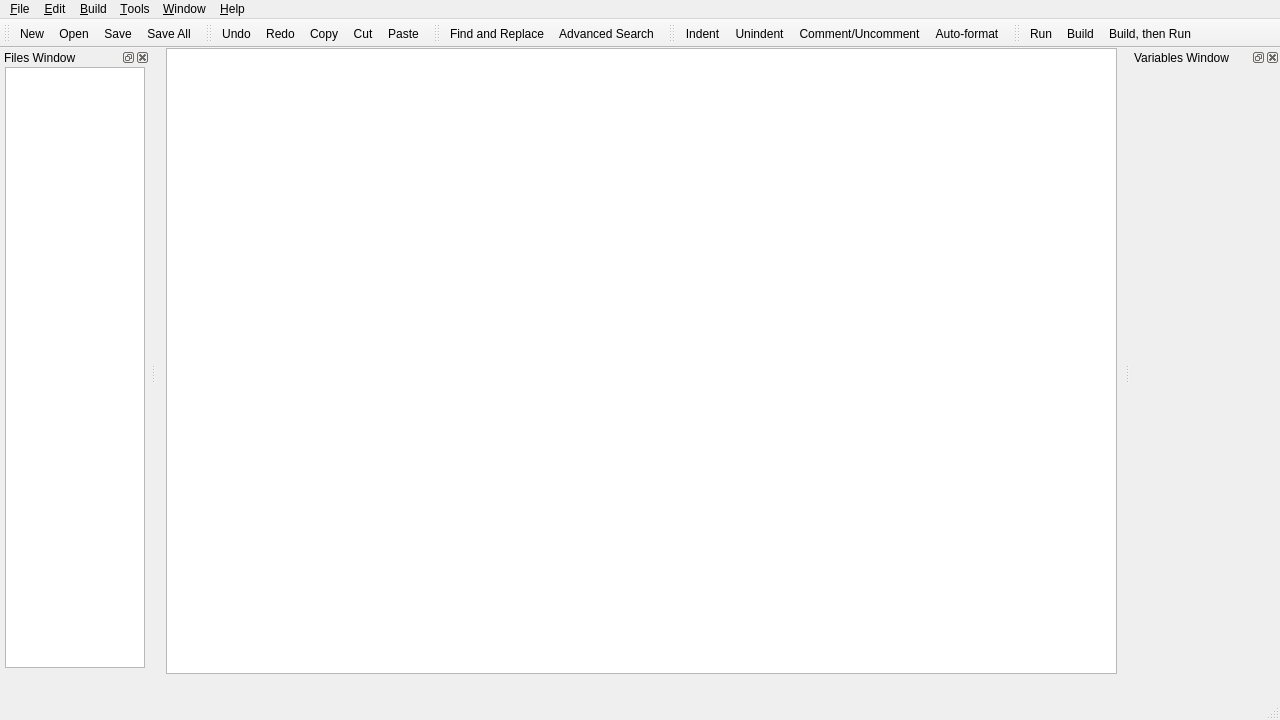
ElPincheTopo/Abigail, file ui/mainwindow.ui: the form before one commit.
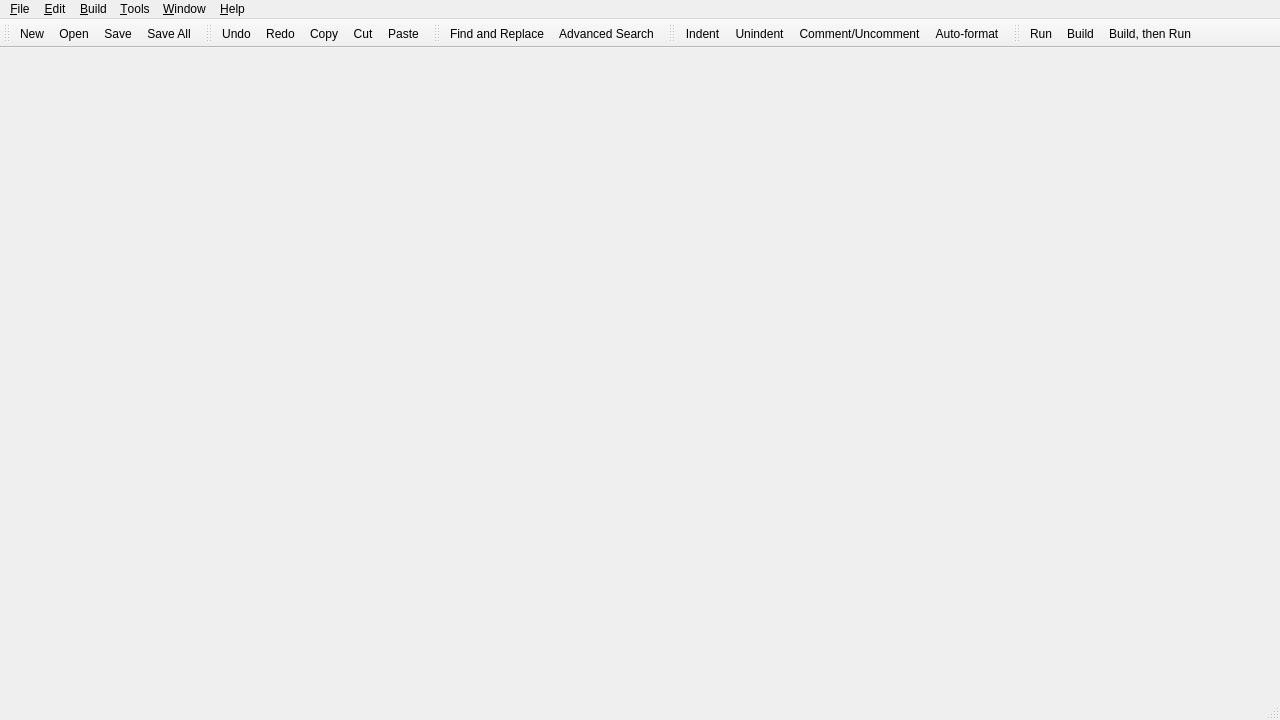
The form after the commit. Icons and pictures are not drawn.

Commit message:
Started GUI Redesign
Erased the QTextBox and the vertical toolbars to
be able to start a new redesign.

```diff
--- a/ui/mainwindow.ui
+++ b/ui/mainwindow.ui
@@ -25,50 +25,7 @@
   <property name="windowTitle">
    <string>Abigail IDE</string>
   </property>
-  <widget class="QWidget" name="centralWidget">
-   <widget class="QTextEdit" name="textEdit">
-    <property name="geometry">
-     <rect>
-      <x>10</x>
-      <y>0</y>
-      <width>951</width>
-      <height>626</height>
-     </rect>
-    </property>
-    <property name="minimumSize">
-     <size>
-      <width>500</width>
-      <height>0</height>
-     </size>
-    </property>
-    <property name="horizontalScrollBarPolicy">
-     <enum>Qt::ScrollBarAsNeeded</enum>
-    </property>
-    <property name="lineWrapMode">
-     <enum>QTextEdit::NoWrap</enum>
-    </property>
-    <property name="html">
-     <string>&lt;!DOCTYPE HTML PUBLIC &quot;-//W3C//DTD HTML 4.0//EN&quot; &quot;http://www.w3.org/TR/REC-html40/strict.dtd&quot;&gt;
-&lt;html&gt;&lt;head&gt;&lt;meta name=&quot;qrichtext&quot; content=&quot;1&quot; /&gt;&lt;style type=&quot;text/css&quot;&gt;
-p, li { white-space: pre-wrap; }
-&lt;/style&gt;&lt;/head&gt;&lt;body style=&quot; font-family:'Ubuntu'; font-size:11pt; font-weight:400; font-style:normal;&quot;&gt;
-&lt;p style=&quot;-qt-paragraph-type:empty; margin-top:0px; margin-bottom:0px; margin-left:0px; margin-right:0px; -qt-block-indent:0; text-indent:0px;&quot;&gt;&lt;/p&gt;&lt;/body&gt;&lt;/html&gt;</string>
-    </property>
-   </widget>
-   <widget class="QSplitter" name="splitter">
-    <property name="geometry">
-     <rect>
-      <x>0</x>
-      <y>0</y>
-      <width>0</width>
-      <height>0</height>
-     </rect>
-    </property>
-    <property name="orientation">
-     <enum>Qt::Horizontal</enum>
-    </property>
-   </widget>
-  </widget>
+  <widget class="QWidget" name="centralWidget"/>
   <widget class="QMenuBar" name="menuBar">
    <property name="geometry">
     <rect>
@@ -250,53 +207,6 @@
    <addaction name="actionBuild"/>
    <addaction name="actionBuild_then_Run"/>
   </widget>
-  <widget class="QDockWidget" name="variablesWidget">
-   <property name="minimumSize">
-    <size>
-     <width>150</width>
-     <height>41</height>
-    </size>
-   </property>
-   <property name="windowTitle">
-    <string>Variables Window</string>
-   </property>
-   <attribute name="dockWidgetArea">
-    <number>2</number>
-   </attribute>
-   <widget class="QWidget" name="dockWidgetContents_2"/>
-  </widget>
-  <widget class="QDockWidget" name="treeWidget">
-   <property name="minimumSize">
-    <size>
-     <width>150</width>
-     <height>41</height>
-    </size>
-   </property>
-   <property name="windowTitle">
-    <string>Files Window</string>
-   </property>
-   <attribute name="dockWidgetArea">
-    <number>1</number>
-   </attribute>
-   <widget class="QWidget" name="dockWidgetContents_3">
-    <widget class="QTreeView" name="treeView">
-     <property name="geometry">
-      <rect>
-       <x>5</x>
-       <y>0</y>
-       <width>140</width>
-       <height>601</height>
-      </rect>
-     </property>
-     <property name="minimumSize">
-      <size>
-       <width>100</width>
-       <height>0</height>
-      </size>
-     </property>
-    </widget>
-   </widget>
-  </widget>
   <action name="actionContents">
    <property name="text">
     <string>&amp;Contents</string>
```
The commit also changes 2 other files.
